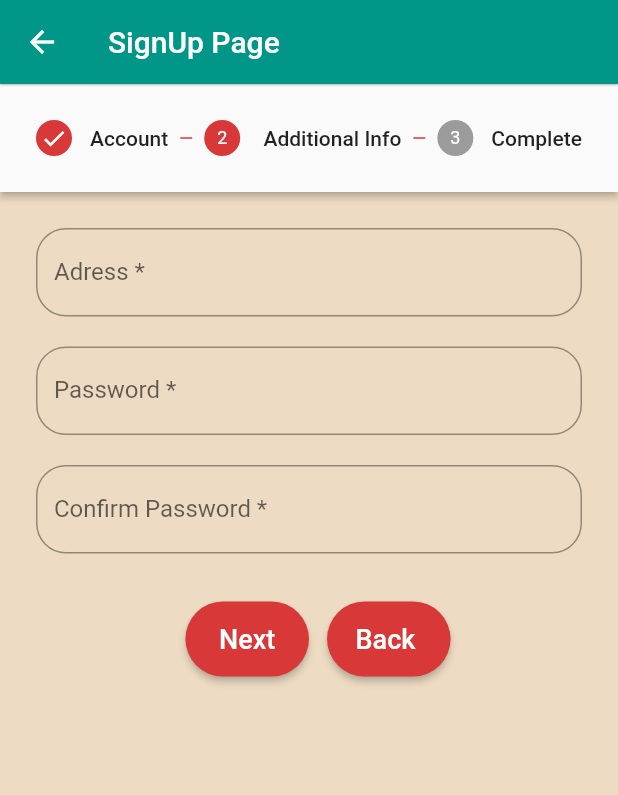
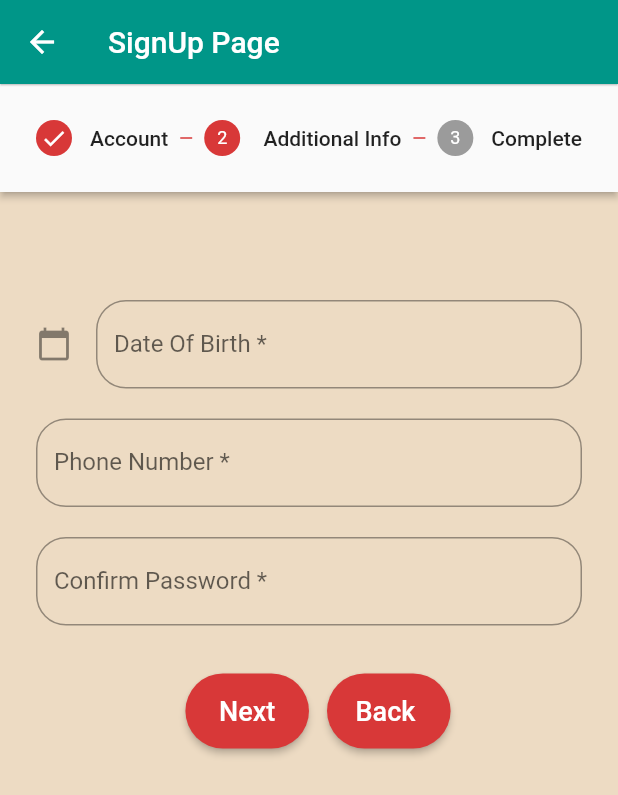
Before and after one commit to abdou-tech-maker/Khademni, a Flutter app: the Signup screen opened directly, after a tap on "Next", on a phone screen of 412 x 824 dp. Shown: the top 795 px of the screen. Run offline on Flutter 3.47's test engine with Material 2 defaults, Android fonts, the phone set to English and light mode, and no system bars; our stand-ins replace shared_preferences, smooth_page_indicator; accounts and stored records are empty.

Commit message:
SignUp Modification

```diff
--- a/lib/Screens/signUp.dart
+++ b/lib/Screens/signUp.dart
@@ -1,12 +1,12 @@
-// ignore: file_names
-// ignore: file_names
-// ignore_for_file: unused_import, unused_local_variable
+// ignore_for_file: unused_import, unused_local_variable, file_names
 
 import 'package:flutter/cupertino.dart';
 import 'package:flutter/material.dart';
+import 'package:intl/intl.dart';
+
 import 'package:khademni/Screens/Home.dart';
+import 'package:khademni/Screens/login.dart';
 import 'package:khademni/accountPage.dart';
-import 'package:khademni/Screens/login.dart';
 
 import '../buildCompeleted.dart';
 
@@ -20,7 +20,7 @@ class Signup extends StatefulWidget {
 // ignore: camel_case_types
 class _signupState extends State<Signup> {
   int currentStep = 0;
-  final email = TextEditingController();
+  final inputDate = TextEditingController();
   final password = TextEditingController();
   final confirmPassword = TextEditingController();
   final firstName = TextEditingController();
@@ -31,6 +31,7 @@ class _signupState extends State<Signup> {
     final size = MediaQuery.of(context).size;
     final bool isLastStep = currentStep == getSteps().length - 1;
     bool isCompleted = false;
+
     return Scaffold(
       backgroundColor: const Color(0xFDEDDBC3),
       appBar: AppBar(
@@ -146,14 +147,41 @@ class _signupState extends State<Signup> {
             title: const Text(' Additional Info'),
             content: Column(
               children: [
+                MaterialButton(
+                  onPressed: () {},
+                ),
                 TextFormField(
-                  controller: email,
+                  controller: inputDate,
                   decoration: InputDecoration(
+                    icon: const Icon(Icons.calendar_today),
                     border: OutlineInputBorder(
                         borderRadius: BorderRadius.circular(20)),
-                    labelText: 'Adress *',
-                    hintText: 'Enter your Adress',
+                    labelText: 'Date Of Birth *',
+                    hintText: 'Enter your BirthDay',
                   ),
+                  readOnly: true,
+                  onTap: () async {
+                    DateTime? pickedDate = await showDatePicker(
+                        context: context,
+                        initialDate: DateTime.now(),
+                        firstDate: DateTime(1950),
+                        lastDate: DateTime(2100));
+
+                    if (pickedDate != null) {
+                      // ignore: avoid_print
+                      print(
+                          pickedDate); //pickedDate output format => 2021-03-10 00:00:00.000
+                      String formattedDate =
+                          DateFormat('yyyy-MM-dd').format(pickedDate);
+                      // ignore: avoid_print
+                      print(
+                          formattedDate); //formatted date output using intl package =>  2021-03-16
+                      setState(() {
+                        inputDate.text =
+                            formattedDate; //set output date to TextField value.
+                      });
+                    } else {}
+                  },
                 ),
                 const SizedBox(
                   height: 20,
@@ -163,8 +191,8 @@ class _signupState extends State<Signup> {
                   decoration: InputDecoration(
                     border: OutlineInputBorder(
                         borderRadius: BorderRadius.circular(20)),
-                    labelText: 'Password *',
-                    hintText: 'Enter your Password',
+                    labelText: 'Phone Number *',
+                    hintText: 'Enter your Number',
                   ),
                 ),
                 const SizedBox(
--- a/pubspec.yaml
+++ b/pubspec.yaml
@@ -45,6 +45,7 @@ dependencies:
 dev_dependencies:
   flutter_test:
     sdk: flutter
+  intl: ^0.17.0
 
   # The "flutter_lints" package below contains a set of recommended lints to
   # encourage good coding practices. The lint set provided by the package is
```
Also changed, not shown: lib/Screens/Home.dart (+1 -6 lines), pubspec.lock.
